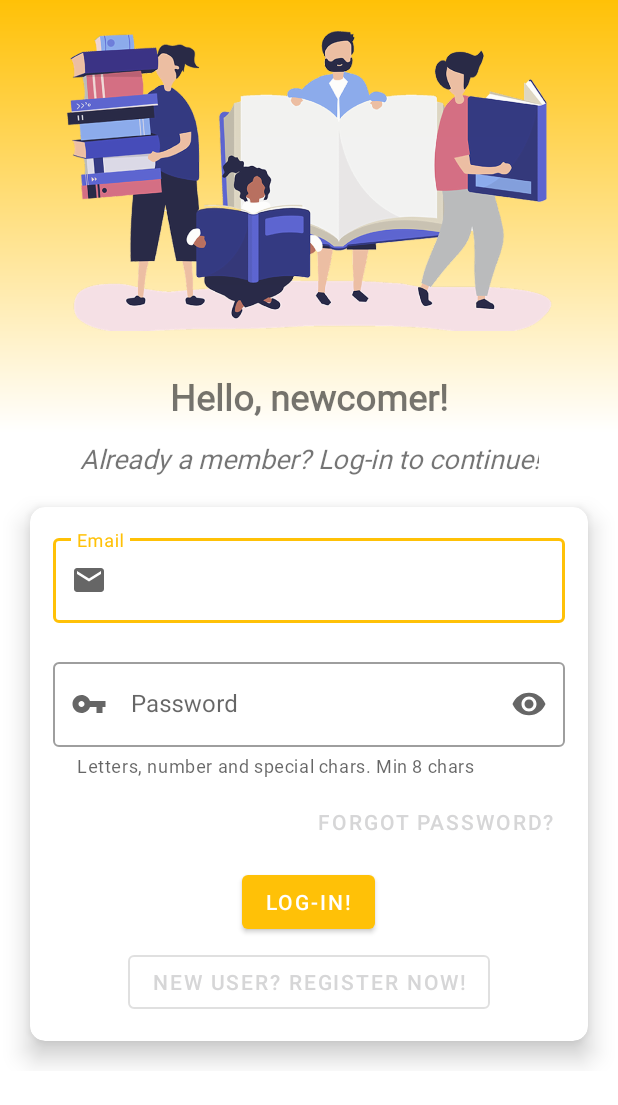
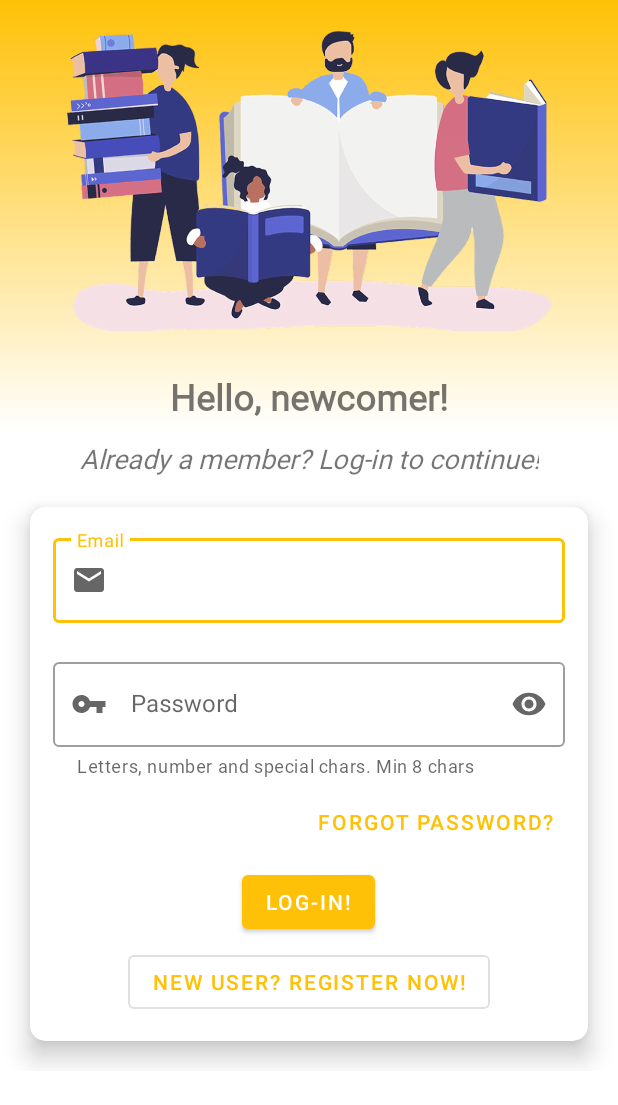
Before and after one commit to LightDestory/TrackBook, an Android app: the screen it shows after launch (LoginActivity), on a phone screen of 412 x 824 dp. Shown: the top 1105 px of the screen. Run offline under Robolectric (Android 15) with nearby library versions, the light colour scheme and no system bars; our stand-ins replace Volley.

Commit message:
fix: resources link error

```diff
--- a/trackbook_app/app/src/main/res/layout/about.xml
+++ b/trackbook_app/app/src/main/res/layout/about.xml
@@ -47,7 +47,6 @@
             android:layout_height="wrap_content"
             android:text="@string/slogan"
             android:textAlignment="center"
-            android:textColor="@color/secondary_text"
             android:textStyle="italic"
             android:textSize="18sp"
             android:paddingHorizontal="10dp"
--- a/trackbook_app/app/src/main/res/layout/cloud.xml
+++ b/trackbook_app/app/src/main/res/layout/cloud.xml
@@ -35,7 +35,6 @@
             android:layout_height="wrap_content"
             android:text="@string/cloud_notice"
             android:textAlignment="center"
-            android:textColor="@color/secondary_text"
             android:textStyle="italic"
             android:textSize="16sp"
             android:paddingHorizontal="10dp"
--- a/trackbook_app/app/src/main/res/layout/login.xml
+++ b/trackbook_app/app/src/main/res/layout/login.xml
@@ -116,8 +116,7 @@
                     android:layout_height="wrap_content"
                     android:layout_gravity="end"
                     android:layout_marginTop="5dp"
-                    android:text="@string/login_ForgotPass"
-                    android:textColor="@color/secondary_text" />
+                    android:text="@string/login_ForgotPass" />
 
                 <com.google.android.material.button.MaterialButton
                     android:id="@+id/loginAccess"
@@ -136,7 +135,6 @@
                     android:layout_gravity="center"
                     android:layout_marginTop="5dp"
                     android:text="@string/login_GoToRegister"
-                    android:textColor="@color/secondary_text"
                     android:transitionName="@string/transition_FormAlt" />
             </LinearLayout>
         </com.google.android.material.card.MaterialCardView>
--- a/trackbook_app/app/src/main/res/layout/register.xml
+++ b/trackbook_app/app/src/main/res/layout/register.xml
@@ -147,7 +147,6 @@
                     android:layout_gravity="center"
                     android:layout_marginTop="5dp"
                     android:text="@string/register_GoToLogin"
-                    android:textColor="@color/secondary_text"
                     android:transitionName="@string/transition_FormAlt" />
             </LinearLayout>
         </com.google.android.material.card.MaterialCardView>
--- a/trackbook_app/app/src/main/res/layout/reset_password.xml
+++ b/trackbook_app/app/src/main/res/layout/reset_password.xml
@@ -147,7 +147,6 @@
                     android:layout_gravity="center"
                     android:layout_marginTop="5dp"
                     android:text="@string/resetpwd_GoToLogin"
-                    android:textColor="@color/secondary_text"
                     android:transitionName="@string/transition_FormAlt" />
             </LinearLayout>
         </com.google.android.material.card.MaterialCardView>
--- a/trackbook_app/app/src/main/res/values-night/themes.xml
+++ b/trackbook_app/app/src/main/res/values-night/themes.xml
@@ -8,7 +8,7 @@
         <!-- Secondary brand color. -->
         <item name="colorSecondary">@color/gold_complementary</item>
         <item name="colorSecondaryVariant">@color/gold_complementaryAccent</item>
-        <item name="colorOnSecondary">@color/gray_light</item>
+        <item name="colorOnSecondary">@color/white</item>
         <!-- Status bar color. -->
         <item name="android:statusBarColor" tools:targetApi="l">?attr/colorPrimaryVariant</item>
         <!-- Customize your theme here. -->
```
Also changed, not shown: trackbook_app/app/src/main/java/com/lightdestory/trackbook/BookshelfActivity.kt (added, +11 -0 lines), trackbook_app/app/src/main/res/layout/bookshelf.xml (added, +9 -0 lines).
